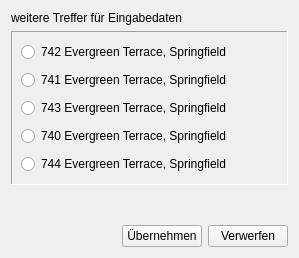
The window that ui/featurepicker.ui (de-bkg/qgis-geocoder) describes before a commit, drawn with Qt 5.
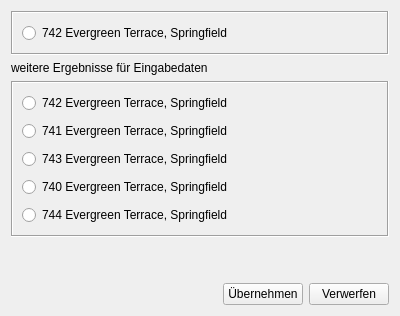
The same window after the commit. Icons and pictures are not drawn.

```diff
--- a/ui/featurepicker.ui
+++ b/ui/featurepicker.ui
@@ -6,31 +6,90 @@
    <rect>
     <x>0</x>
     <y>0</y>
-    <width>298</width>
-    <height>258</height>
+    <width>400</width>
+    <height>316</height>
    </rect>
   </property>
   <property name="windowTitle">
    <string>Dialog</string>
   </property>
   <layout class="QVBoxLayout" name="verticalLayout">
+   <item>
+    <widget class="QFrame" name="actual_values_frame">
+     <property name="frameShape">
+      <enum>QFrame::Box</enum>
+     </property>
+     <property name="frameShadow">
+      <enum>QFrame::Sunken</enum>
+     </property>
+     <layout class="QGridLayout" name="gridLayout">
+      <item row="0" column="0">
+       <layout class="QHBoxLayout" name="horizontalLayout_3">
+        <property name="topMargin">
+         <number>0</number>
+        </property>
+        <item>
+         <widget class="QRadioButton" name="addressone_radiobutton_2">
+          <property name="text">
+           <string>742 Evergreen Terrace, Springfield</string>
+          </property>
+         </widget>
+        </item>
+        <item>
+         <spacer name="horizontalSpacer_3">
+          <property name="orientation">
+           <enum>Qt::Horizontal</enum>
+          </property>
+          <property name="sizeHint" stdset="0">
+           <size>
+            <width>40</width>
+            <height>20</height>
+           </size>
+          </property>
+         </spacer>
+        </item>
+        <item>
+         <widget class="QPushButton" name="addressone_mapsymbol_button_2">
+          <property name="text">
+           <string/>
+          </property>
+          <property name="icon">
+           <iconset>
+            <normaloff>icons/20190619_iconset_mob_wborders_one.png</normaloff>icons/20190619_iconset_mob_wborders_one.png</iconset>
+          </property>
+          <property name="iconSize">
+           <size>
+            <width>18</width>
+            <height>18</height>
+           </size>
+          </property>
+          <property name="flat">
+           <bool>true</bool>
+          </property>
+         </widget>
+        </item>
+       </layout>
+      </item>
+     </layout>
+    </widget>
+   </item>
    <item>
     <widget class="QLabel" name="label_5">
      <property name="text">
-      <string>weitere Treffer für Eingabedaten</string>
+      <string>weitere Ergebnisse für Eingabedaten</string>
      </property>
     </widget>
    </item>
    <item>
     <widget class="QFrame" name="frame">
      <property name="frameShape">
-      <enum>QFrame::Panel</enum>
+      <enum>QFrame::Box</enum>
      </property>
      <property name="frameShadow">
       <enum>QFrame::Sunken</enum>
      </property>
-     <layout class="QVBoxLayout" name="verticalLayout_2">
-      <item>
+     <layout class="QGridLayout" name="gridLayout_2">
+      <item row="0" column="0">
        <layout class="QHBoxLayout" name="horizontalLayout_2">
         <property name="topMargin">
          <number>0</number>
@@ -77,7 +136,7 @@
         </item>
        </layout>
       </item>
-      <item>
+      <item row="1" column="0">
        <layout class="QHBoxLayout" name="horizontalLayout_4">
         <property name="topMargin">
          <number>0</number>
@@ -124,7 +183,7 @@
         </item>
        </layout>
       </item>
-      <item>
+      <item row="2" column="0">
        <layout class="QHBoxLayout" name="horizontalLayout_5">
         <property name="topMargin">
          <number>0</number>
@@ -171,7 +230,7 @@
         </item>
        </layout>
       </item>
-      <item>
+      <item row="3" column="0">
        <layout class="QHBoxLayout" name="horizontalLayout_7">
         <property name="topMargin">
          <number>0</number>
@@ -218,7 +277,7 @@
         </item>
        </layout>
       </item>
-      <item>
+      <item row="4" column="0">
        <layout class="QHBoxLayout" name="horizontalLayout_6">
         <property name="topMargin">
          <number>0</number>
```
Left out of the diff: 2 changed lines with no effect on the pictures.
